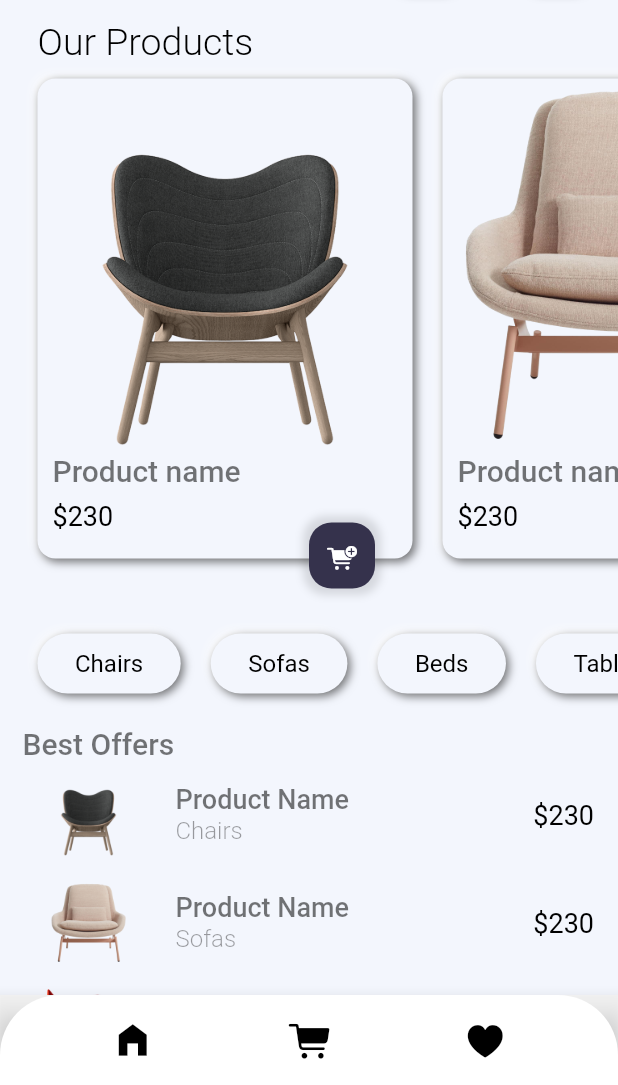
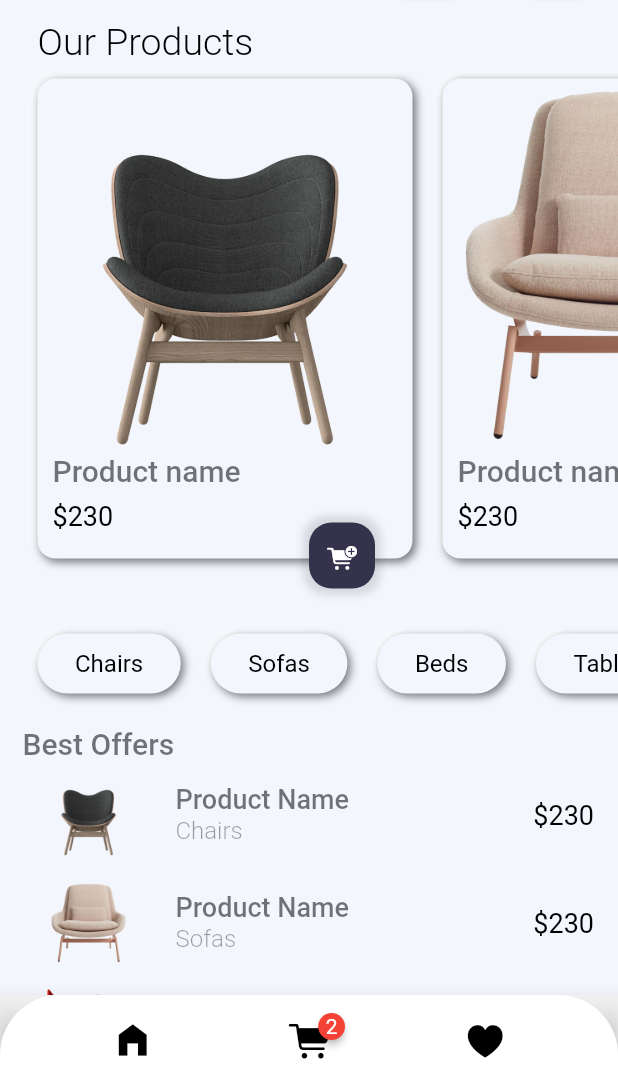
Before and after one commit to aakashsahh/E-commerce, a Flutter app: the Homepage screen opened directly, on a phone screen of 412 x 824 dp, the part 151-1236 px from its top. Run offline on Flutter 3.47's test engine with Material 2 defaults, Android fonts, the phone set to English and light mode, and no system bars; drawn by our look-alikes of badges, flutter_neumorphic; our stand-ins replace cloud_firestore, firebase_core; accounts and stored records are empty.

```diff
--- a/lib/widgets/custom_navbar.dart
+++ b/lib/widgets/custom_navbar.dart
@@ -1,6 +1,8 @@
 import 'package:flutter/cupertino.dart';
 import 'package:flutter/material.dart';
+import 'package:hamro_furniture/screens/cart_screen.dart';
 import 'package:hamro_furniture/screens/home2.dart';
+import 'package:badges/badges.dart' as badges;
 
 class CustomNavbar extends StatelessWidget {
   const CustomNavbar({super.key});
@@ -50,19 +52,38 @@ class CustomNavbar extends StatelessWidget {
                 ),
               ),
               InkWell(
-                onTap: () {},
+                onTap: () {
+                  Navigator.push(
+                    context,
+                    MaterialPageRoute(builder: (context) => const CartPage()),
+                  );
+                },
                 child: Container(
                     padding: const EdgeInsets.all(15),
                     decoration: BoxDecoration(
                       color: Colors.transparent,
                       borderRadius: BorderRadius.circular(15),
                     ),
-                  child: const Icon(
+                    child: const badges.Badge(
+                      badgeContent: Text(
+                        '2',
+                        style: TextStyle(
+                          color: Colors.white,
+                        ),
+                      ),
+                      badgeAnimation: badges.BadgeAnimation.rotation(
+                        animationDuration: Duration(seconds: 1),
+                        colorChangeAnimationDuration: Duration(seconds: 1),
+                        loopAnimation: false,
+                        curve: Curves.fastOutSlowIn,
+                        colorChangeAnimationCurve: Curves.easeInCubic,
+                      ),
+                      child: Icon(
                         CupertinoIcons.cart_fill,
                         color: Colors.black,
                         size: 28,
                       ),
-                ),
+                    )),
               ),
               InkWell(
                 onTap: () {},
--- a/pubspec.yaml
+++ b/pubspec.yaml
@@ -41,6 +41,7 @@ dependencies:
   firebase_storage: ^11.1.2
   flutter_neumorphic: ^3.2.0
   intl: ^0.17.0
+  badges: ^3.1.1
 
 dev_dependencies:
   flutter_test:
```
Also changed, not shown: lib/screens/cart_screen.dart (added, +76 -0 lines), pubspec.lock. Lines whose indentation alone changed are shown as unchanged.
